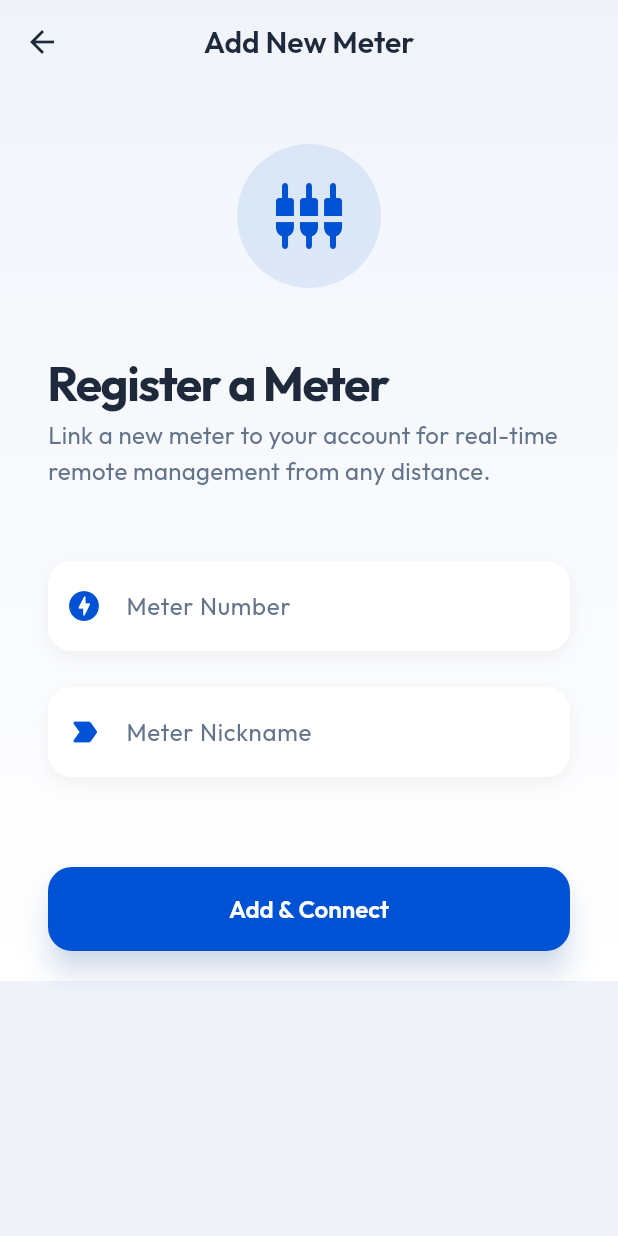
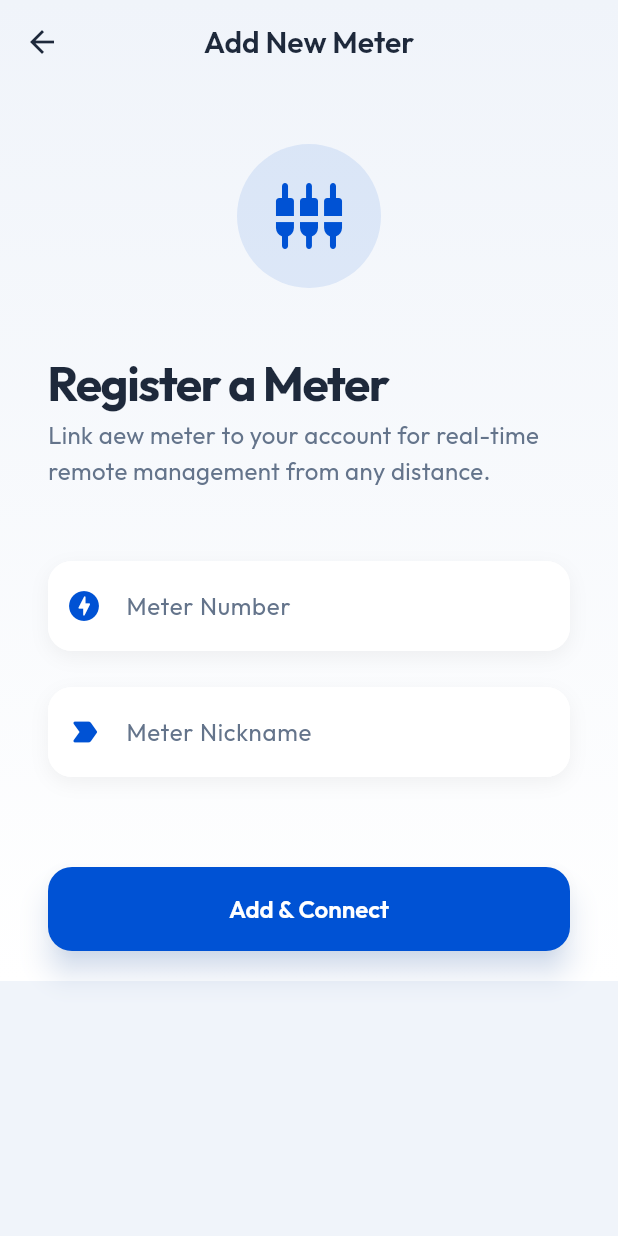
Before and after one commit to machariamorganjohn-dotcom/token-hub, a Flutter app: the AddMeterScreen screen opened directly, on a phone screen of 412 x 824 dp. Run offline on Flutter 3.47's test engine with Material 3 defaults, Android fonts, the phone set to English and light mode, and no system bars; our stand-ins replace google_fonts, shared_preferences; accounts and stored records are empty.

Commit message:
update token hub

```diff
--- a/lib/screens/add_meter_screen.dart
+++ b/lib/screens/add_meter_screen.dart
@@ -63,7 +63,7 @@ class _AddMeterScreenState extends State<AddMeterScreen> {
                       ),
                     ),
                     const Text(
-                      "Link a new meter to your account for real-time remote management from any distance.",
+                      "Link aew meter to your account for real-time remote management from any distance.",
                       style: TextStyle(color: AppTheme.subTextColor, fontSize: 16, height: 1.5),
                     ),
                     const SizedBox(height: 48),
```
